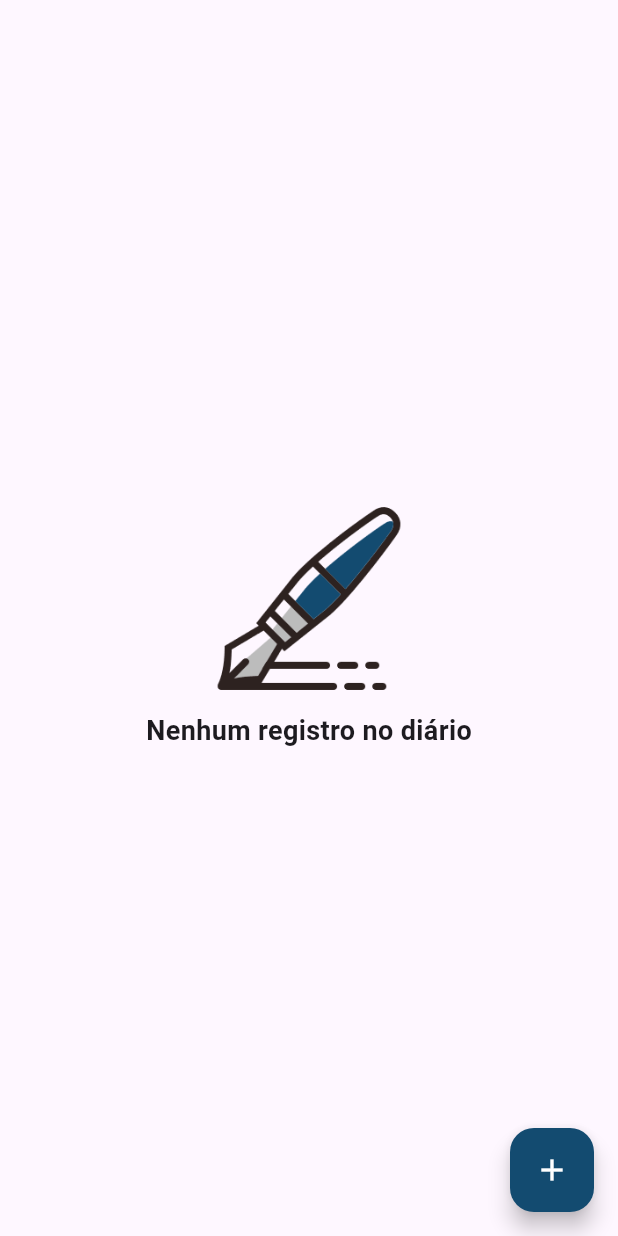
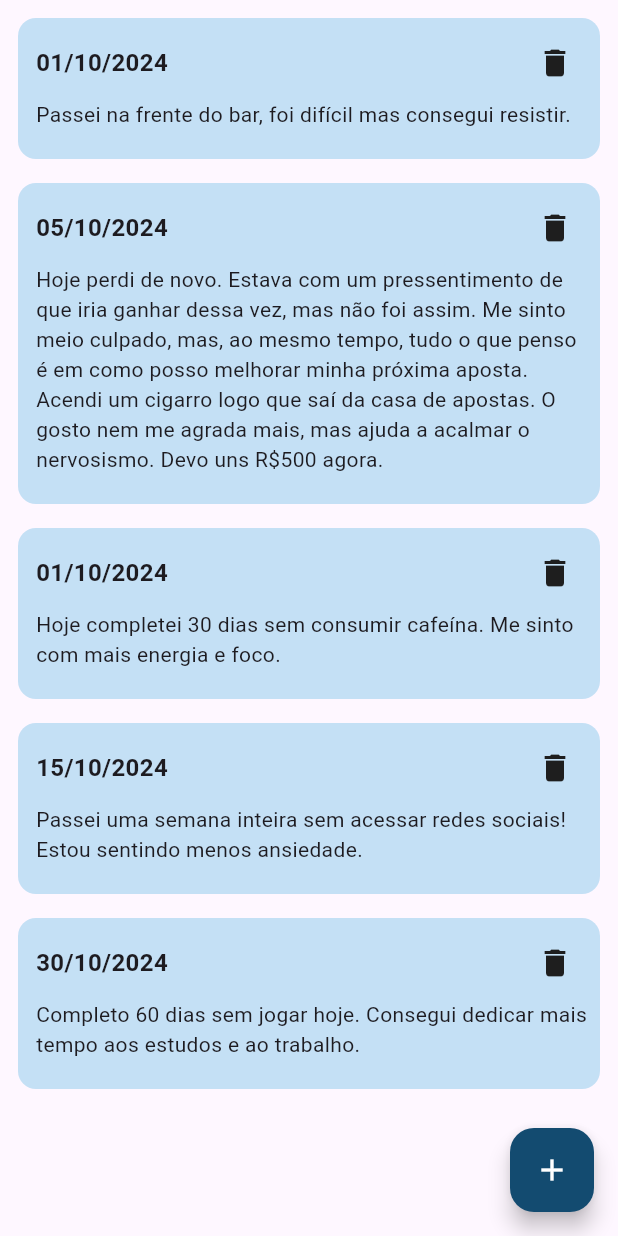
Before and after one commit to JVictor25/Dispositivos-Moveis-Projeto-, a Flutter app: the Diary screen opened directly, on a phone screen of 412 x 824 dp. Run offline on Flutter 3.47's test engine with Material 3 defaults, Android fonts, the phone set to English and light mode, and no system bars; our stand-ins replace flutter_svg.

Commit message:
ajustes na visualização

```diff
--- a/breakpoint_app/lib/components/drawer.dart
+++ b/breakpoint_app/lib/components/drawer.dart
@@ -56,6 +56,7 @@ class _myDrawerState extends State<myDrawer> {
             end: Alignment.bottomRight,
           ),
         ),
+        child: SafeArea(
           child: ListView(
             padding: EdgeInsets.all(16),
             children: [
@@ -165,6 +166,7 @@ class _myDrawerState extends State<myDrawer> {
             ],
           ),
         ),
+      ),
     );
   }
 }
--- a/breakpoint_app/lib/screens/addiction_screen.dart
+++ b/breakpoint_app/lib/screens/addiction_screen.dart
@@ -16,7 +16,7 @@ class Addiction extends StatefulWidget {
 
 class _AddictionState extends State<Addiction> {
   final List<Vice> _vicesList = [
-    /*Vice(typeofvice: 'Cigarro', datesobriety: DateTime.now(), viceType: 'Fumo'),
+    Vice(typeofvice: 'Cigarro', datesobriety: DateTime.now(), viceType: 'Fumo'),
     Vice(
         typeofvice: 'Bebida Alcoólica',
         datesobriety: DateTime(2024, 7, 20),
@@ -32,7 +32,7 @@ class _AddictionState extends State<Addiction> {
     Vice(
         typeofvice: 'Uso Excessivo de Smartphone',
         datesobriety: DateTime(2022, 10, 1),
-        viceType: 'Tecnologia'),*/
+        viceType: 'Tecnologia'),
   ];
 
   @override
--- a/breakpoint_app/lib/screens/diary_screen.dart
+++ b/breakpoint_app/lib/screens/diary_screen.dart
@@ -10,7 +10,7 @@ class Diary extends StatefulWidget {
   final List<DiaryEntry> entries;
 
   Diary({super.key})
-      : entries = [/*
+      : entries = [
           DiaryEntry(
             body: 'Passei na frente do bar, foi difícil mas consegui resistir.',
             date: DateTime(2024, 10, 1),
@@ -21,21 +21,16 @@ class Diary extends StatefulWidget {
             date: DateTime(2024, 10, 5),
           ),
           DiaryEntry(
-            body: 'Passei na frente do bar, foi difícil mas consegui resistir.',
-            date: DateTime(2024, 10, 10),
+            body: 'Hoje completei 30 dias sem consumir cafeína. Me sinto com mais energia e foco.',
+            date: DateTime(2024, 10, 1),
           ),
           DiaryEntry(
-            body: 'Passei na frente do bar, foi difícil mas consegui resistir.',
+            body: 'Passei uma semana inteira sem acessar redes sociais! Estou sentindo menos ansiedade.',
             date: DateTime(2024, 10, 15),
           ),
           DiaryEntry(
-            body: 'Passei na frente do bar, foi difícil mas consegui resistir.',
-            date: DateTime(2024, 10, 20),
+            body: 'Completo 60 dias sem jogar hoje. Consegui dedicar mais tempo aos estudos e ao trabalho.',
           ),
-          DiaryEntry(
-            body: 'Passei na frente do bar, foi difícil mas consegui resistir.',
-            date: DateTime(2024, 10, 25),
-          ),*/
         ];
 
   @override
--- a/breakpoint_app/lib/screens/login_screen.dart
+++ b/breakpoint_app/lib/screens/login_screen.dart
@@ -98,6 +98,7 @@ class _LoginscreenState extends State<Loginscreen> {
             ),
           ),
           child: SingleChildScrollView(
+            child: SafeArea(
               child: Column(
                 mainAxisAlignment: MainAxisAlignment.center,
                 crossAxisAlignment: CrossAxisAlignment.center,
@@ -238,6 +239,7 @@ class _LoginscreenState extends State<Loginscreen> {
             ),
           ),
         ),
+      ),
     );
   }
 }
--- a/breakpoint_app/lib/widgets/register_user.dart
+++ b/breakpoint_app/lib/widgets/register_user.dart
@@ -135,6 +135,7 @@ class _RegisteruserState extends State<Registeruser> {
           ),
           child: SingleChildScrollView(
             child: SingleChildScrollView(
+              child: SafeArea(
                 child: Column(
                   mainAxisAlignment: MainAxisAlignment.center,
                   crossAxisAlignment: CrossAxisAlignment.center,
@@ -283,6 +284,7 @@ class _RegisteruserState extends State<Registeruser> {
             ),
           ),
         ),
+      ),
     );
   }
 }
```
Lines whose indentation alone changed are shown as unchanged.
